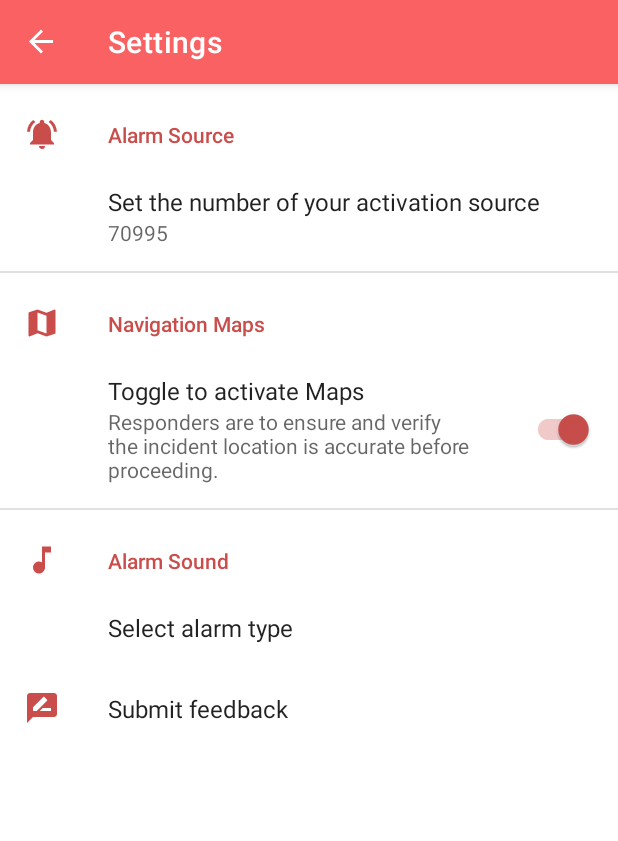
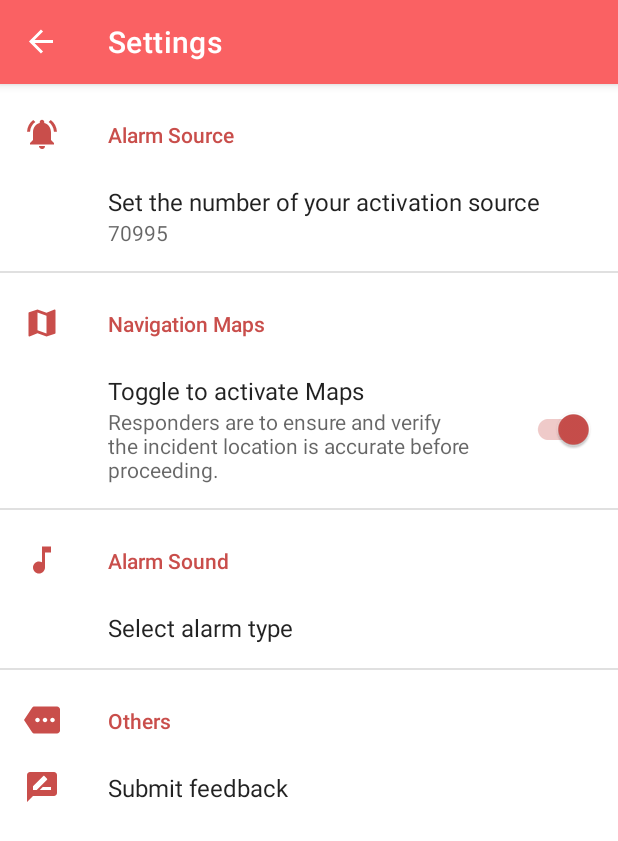
Before and after one commit to TFTDX/ResponderAlarm, an Android app: the screen it shows after launch (MainActivity), after a tap on an icon or button, on a phone screen of 412 x 824 dp. Shown: the top 841 px of the screen. Run offline under Robolectric (Android 15) with nearby library versions, the phone set to English and light mode, and no system bars; our stand-ins replace androidx.preference, navigation-ui.

Commit message:
Change some wordings, Add Others category in settings page

```diff
--- a/app/src/main/java/com/tftd/ResponderAlarm/MainActivity.java
+++ b/app/src/main/java/com/tftd/ResponderAlarm/MainActivity.java
@@ -118,10 +118,11 @@ public class MainActivity extends AppCompatActivity {
     }
 
     //Prompts user on first time app launch
-    private void showFirstRingtoneSelection() {
+    private void showFirstRingtoneSelection()
+    {
         new AlertDialog.Builder(this)
                 .setTitle("Set Desired Alarm")
-                .setMessage("Select either Firefighter or Medical Alarm  on the settings page")
+                .setMessage("Select either Fire or Medical Coding alarm on the settings page")
                 .setPositiveButton("OK", new DialogInterface.OnClickListener() {
                     @Override
                     public void onClick(DialogInterface dialog, int which) {
@@ -130,8 +131,6 @@ public class MainActivity extends AppCompatActivity {
                 })
                 .create().show();
 
-
-
         SharedPreferences settings = getSharedPreferences(PREFS_NAME, 0);
         SharedPreferences.Editor editor = settings.edit();
         editor.putBoolean("firstStart", false);
--- /dev/null
+++ b/app/src/main/res/drawable/ic_baseline_more_24.xml
@@ -0,0 +1,5 @@
+<vector android:height="24dp" android:tint="#C94E4B"
+    android:viewportHeight="24" android:viewportWidth="24"
+    android:width="24dp" xmlns:android="http://schemas.android.com/apk/res/android">
+    <path android:fillColor="@android:color/white" android:pathData="M22,3L7,3c-0.69,0 -1.23,0.35 -1.59,0.88L0,12l5.41,8.11c0.36,0.53 0.97,0.89 1.66,0.89L22,21c1.1,0 2,-0.9 2,-2L24,5c0,-1.1 -0.9,-2 -2,-2zM9,13.5c-0.83,0 -1.5,-0.67 -1.5,-1.5s0.67,-1.5 1.5,-1.5 1.5,0.67 1.5,1.5 -0.67,1.5 -1.5,1.5zM14,13.5c-0.83,0 -1.5,-0.67 -1.5,-1.5s0.67,-1.5 1.5,-1.5 1.5,0.67 1.5,1.5 -0.67,1.5 -1.5,1.5zM19,13.5c-0.83,0 -1.5,-0.67 -1.5,-1.5s0.67,-1.5 1.5,-1.5 1.5,0.67 1.5,1.5 -0.67,1.5 -1.5,1.5z"/>
+</vector>
--- a/app/src/main/res/xml/root_preferences.xml
+++ b/app/src/main/res/xml/root_preferences.xml
@@ -31,6 +31,8 @@
             android:title="Select alarm type" />
     </PreferenceCategory>
 
+    <PreferenceCategory app:title="Others"
+        app:icon="@drawable/ic_baseline_more_24">
         <Preference
             app:icon="@drawable/ic_baseline_rate_review_24"
         app:title="Submit feedback">
@@ -38,6 +40,7 @@
                 android:action="android.intent.action.VIEW"
                 android:data="https://form.gov.sg/62f30a8f7be87f001105746d" />
         </Preference>
+    </PreferenceCategory>
 
     <!--    <PreferenceCategory app:title="@string/messages_header">-->
 <!--        <EditTextPreference-->
```
Lines whose indentation alone changed are shown as unchanged.
